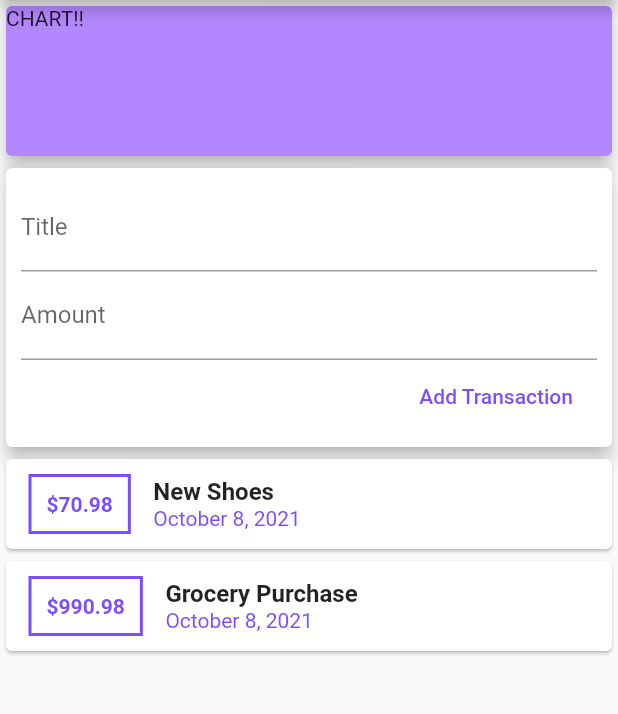
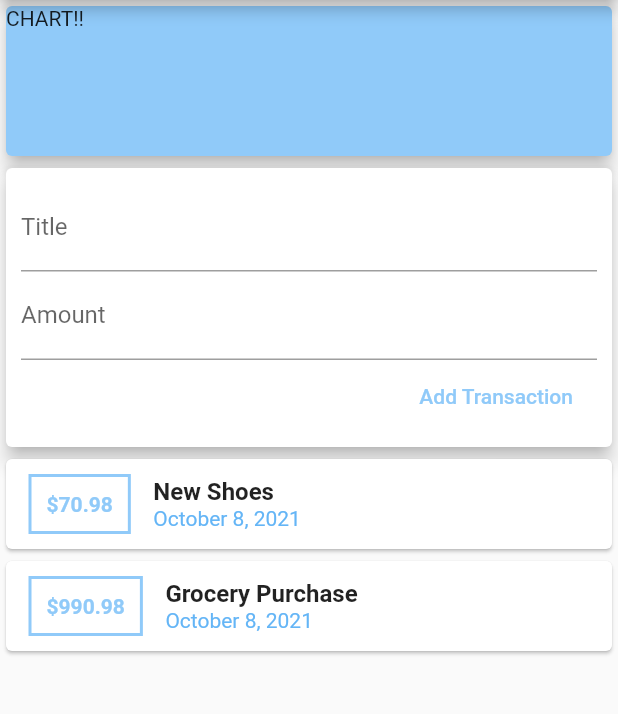
Before and after one commit to ZaidKhan15/Go_Expense, a Flutter app: the screen it shows after launch, after a tap on "Add Transaction", on a phone screen of 412 x 824 dp, the part 84-798 px from its top. Run offline on Flutter 3.47's test engine with Material 2 defaults, Android fonts, the phone set to English and light mode, and no system bars.

```diff
--- a/lib/main.dart
+++ b/lib/main.dart
@@ -34,7 +34,7 @@ class MyHomePage extends StatelessWidget {
               Container(
                 width: double.infinity,
                 child: Card(
-                  color: Colors.deepPurpleAccent[100],
+                  color: Colors.blue[200],
                   child: Container(
                     width: 100,
                     height: 100,
--- a/lib/new_transaction.dart
+++ b/lib/new_transaction.dart
@@ -9,6 +9,22 @@ class NewTransaction extends StatelessWidget {
 
  NewTransaction(this.addTx);
 
+
+
+
+void  submitData(){
+final enteredText  = titleController.text;
+final enteredAmount = double.parse(amountController.text);
+
+if(enteredText.isEmpty || enteredAmount <= 0)
+{
+  return;
+}
+
+
+
+   addTx(titleController.text,double.parse(amountController.text),);
+}
 
   @override
   Widget build(BuildContext context) {
@@ -22,20 +38,21 @@ class NewTransaction extends StatelessWidget {
                   TextField(
                     decoration: InputDecoration(labelText: 'Title'),
                    controller: titleController,
+                    onSubmitted: (_) => submitData,
                    //onChanged: (val){ titleInput = val;                    },
                   ),
                   TextField(
                     decoration: InputDecoration(labelText: 'Amount'),
                     controller: amountController,
+                    keyboardType: TextInputType.number,
+                    onSubmitted: (_) => submitData,
                     //onChanged: (val) => amountInput = val ,
                   ),
                   FlatButton(
                     child: Text('Add Transaction'),
-                    textColor: Colors.deepPurpleAccent,
-                    onPressed: () {
-                     addTx(titleController.text,double.parse(amountController.text),);
-                    },
-                  )
+                    textColor: Colors.blue[200],
+                    onPressed:()=>submitData(),
+                  ),
                 ],
               ),
             ),
--- a/lib/transaction_lists.dart
+++ b/lib/transaction_lists.dart
@@ -25,14 +25,14 @@ class TransactionList extends StatelessWidget {
                     ),
                     decoration: BoxDecoration(
                         border:
-                            Border.all(color: Colors.deepPurpleAccent, width: 2)),
+                            Border.all(color: Colors.blue[200], width: 2)),
                     padding: EdgeInsets.all(10),
                     child: Text(
                       '\$${transactions[index].amount}',
                       // tx.amount.toString(),
                       style: TextStyle(
                           fontWeight: FontWeight.bold,
-                          color: Colors.deepPurpleAccent),
+                          color: Colors.blue[200]),
                     ),
                   ),
                   Column(
@@ -45,7 +45,7 @@ class TransactionList extends StatelessWidget {
                       Text(
                         //DateFormat('yyyy/MM/dd').format(tx.date),
                         DateFormat.yMMMMd().format(transactions[index].date),
-                        style: TextStyle(color: Colors.deepPurpleAccent),
+                        style: TextStyle(color: Colors.blue[300]),
                       )
                     ],
                   )
```
